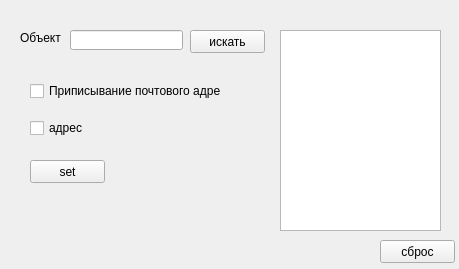
Qt form untitled.ui (12ye21geyy21gg/yandex_api_work) before a commit.
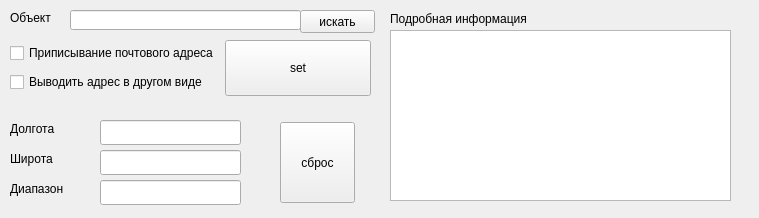
The same form after that commit.

What changed in the file:
```diff
--- a/untitled.ui
+++ b/untitled.ui
@@ -6,18 +6,24 @@
    <rect>
     <x>0</x>
     <y>0</y>
-    <width>459</width>
-    <height>269</height>
+       <width>759</width>
+       <height>218</height>
    </rect>
   </property>
+     <property name="sizePolicy">
+         <sizepolicy hsizetype="Fixed" vsizetype="Fixed">
+             <horstretch>0</horstretch>
+             <verstretch>0</verstretch>
+         </sizepolicy>
+     </property>
   <property name="windowTitle">
    <string>Form</string>
   </property>
   <widget class="QLabel" name="label">
    <property name="geometry">
     <rect>
-     <x>20</x>
-     <y>30</y>
+        <x>10</x>
+        <y>10</y>
      <width>51</width>
      <height>16</height>
     </rect>
@@ -30,8 +36,8 @@
    <property name="geometry">
     <rect>
      <x>70</x>
-     <y>30</y>
-     <width>113</width>
+        <y>10</y>
+        <width>231</width>
      <height>20</height>
     </rect>
    </property>
@@ -39,8 +45,8 @@
   <widget class="QPushButton" name="pushButton">
    <property name="geometry">
     <rect>
-     <x>190</x>
-     <y>30</y>
+        <x>300</x>
+        <y>10</y>
      <width>75</width>
      <height>23</height>
     </rect>
@@ -52,63 +58,161 @@
   <widget class="QPushButton" name="pushButton_2">
    <property name="geometry">
     <rect>
-     <x>380</x>
-     <y>240</y>
+        <x>280</x>
+        <y>122</y>
      <width>75</width>
-     <height>23</height>
+        <height>81</height>
     </rect>
    </property>
    <property name="text">
     <string>сброс</string>
    </property>
   </widget>
-  <widget class="QWidget" name="verticalLayoutWidget">
+     <widget class="QTextEdit" name="textEdit">
+         <property name="geometry">
+             <rect>
+                 <x>390</x>
+                 <y>30</y>
+                 <width>341</width>
+                 <height>171</height>
+             </rect>
+         </property>
+         <property name="html">
+             <string>&lt;!DOCTYPE HTML PUBLIC &quot;-//W3C//DTD HTML 4.0//EN&quot; &quot;http://www.w3.org/TR/REC-html40/strict.dtd&quot;&gt;
+                 &lt;html&gt;&lt;head&gt;&lt;meta name=&quot;qrichtext&quot; content=&quot;1&quot; /&gt;&lt;style type=&quot;text/css&quot;&gt;
+                 p, li { white-space: pre-wrap; }
+                 &lt;/style&gt;&lt;/head&gt;&lt;body style=&quot; font-family:'Ubuntu'; font-size:11pt; font-weight:400;
+                 font-style:normal;&quot;&gt;
+                 &lt;p style=&quot;-qt-paragraph-type:empty; margin-top:0px; margin-bottom:0px; margin-left:0px;
+                 margin-right:0px; -qt-block-indent:0; text-indent:0px;&quot;&gt;&lt;br /&gt;&lt;/p&gt;
+                 &lt;p style=&quot;-qt-paragraph-type:empty; margin-top:0px; margin-bottom:0px; margin-left:0px;
+                 margin-right:0px; -qt-block-indent:0; text-indent:0px;&quot;&gt;&lt;br /&gt;&lt;/p&gt;&lt;/body&gt;&lt;/html&gt;
+             </string>
+         </property>
+     </widget>
+     <widget class="QWidget" name="horizontalLayoutWidget">
    <property name="geometry">
     <rect>
-     <x>30</x>
-     <y>70</y>
-     <width>191</width>
-     <height>80</height>
+        <x>10</x>
+        <y>40</y>
+        <width>361</width>
+        <height>56</height>
     </rect>
    </property>
-   <layout class="QVBoxLayout" name="verticalLayout">
-    <item>
-     <widget class="QCheckBox" name="checkBox">
-      <property name="text">
-       <string>Приписывание почтового адреса</string>
-      </property>
-     </widget>
-    </item>
-    <item>
-     <widget class="QCheckBox" name="checkBox_2">
-      <property name="text">
-       <string>адрес</string>
+         <layout class="QHBoxLayout" name="horizontalLayout">
+             <item>
+                 <layout class="QVBoxLayout" name="verticalLayout">
+                     <item>
+                         <widget class="QCheckBox" name="checkBox">
+                             <property name="text">
+                                 <string>Приписывание почтового адреса</string>
+                             </property>
+                         </widget>
+                     </item>
+                     <item>
+                         <widget class="QCheckBox" name="checkBox_2">
+                             <property name="text">
+                                 <string>Выводить адрес в другом виде</string>
+                             </property>
+                         </widget>
+                     </item>
+                 </layout>
+             </item>
+             <item>
+                 <widget class="QPushButton" name="pushButton_3">
+                     <property name="sizePolicy">
+                         <sizepolicy hsizetype="Minimum" vsizetype="Minimum">
+                             <horstretch>0</horstretch>
+                             <verstretch>0</verstretch>
+                         </sizepolicy>
+                     </property>
+                     <property name="text">
+                         <string>set</string>
       </property>
      </widget>
     </item>
    </layout>
   </widget>
-  <widget class="QTextEdit" name="textEdit">
+     <widget class="QLabel" name="label_2">
+         <property name="geometry">
+             <rect>
+                 <x>10</x>
+                 <y>120</y>
+                 <width>67</width>
+                 <height>17</height>
+             </rect>
+         </property>
+         <property name="text">
+             <string>Долгота</string>
+         </property>
+     </widget>
+     <widget class="QLabel" name="label_3">
+         <property name="geometry">
+             <rect>
+                 <x>10</x>
+                 <y>150</y>
+                 <width>67</width>
+                 <height>17</height>
+             </rect>
+         </property>
+         <property name="text">
+             <string>Широта</string>
+         </property>
+     </widget>
+     <widget class="QLabel" name="label_4">
+         <property name="geometry">
+             <rect>
+                 <x>10</x>
+                 <y>180</y>
+                 <width>71</width>
+                 <height>17</height>
+             </rect>
+         </property>
+         <property name="text">
+             <string>Диапазон</string>
+         </property>
+     </widget>
+     <widget class="QLineEdit" name="lineEdit_2">
+         <property name="geometry">
+             <rect>
+                 <x>100</x>
+                 <y>120</y>
+                 <width>141</width>
+                 <height>25</height>
+             </rect>
+         </property>
+     </widget>
+     <widget class="QLineEdit" name="lineEdit_3">
+         <property name="geometry">
+             <rect>
+                 <x>100</x>
+                 <y>150</y>
+                 <width>141</width>
+                 <height>25</height>
+             </rect>
+         </property>
+     </widget>
+     <widget class="QLineEdit" name="lineEdit_4">
    <property name="geometry">
     <rect>
-     <x>280</x>
-     <y>30</y>
-     <width>161</width>
-     <height>201</height>
+        <x>100</x>
+        <y>180</y>
+        <width>141</width>
+        <height>25</height>
     </rect>
    </property>
   </widget>
-  <widget class="QPushButton" name="pushButton_3">
+     <widget class="QLabel" name="label_5">
    <property name="geometry">
     <rect>
-     <x>30</x>
-     <y>160</y>
-     <width>75</width>
-     <height>23</height>
+        <x>390</x>
+        <y>10</y>
+        <width>181</width>
+        <height>17</height>
     </rect>
    </property>
    <property name="text">
-    <string>set</string>
+       <string>Подробная информация</string>
    </property>
   </widget>
  </widget>
```
Left out of the diff: 2 changed lines with no effect on the pictures.
